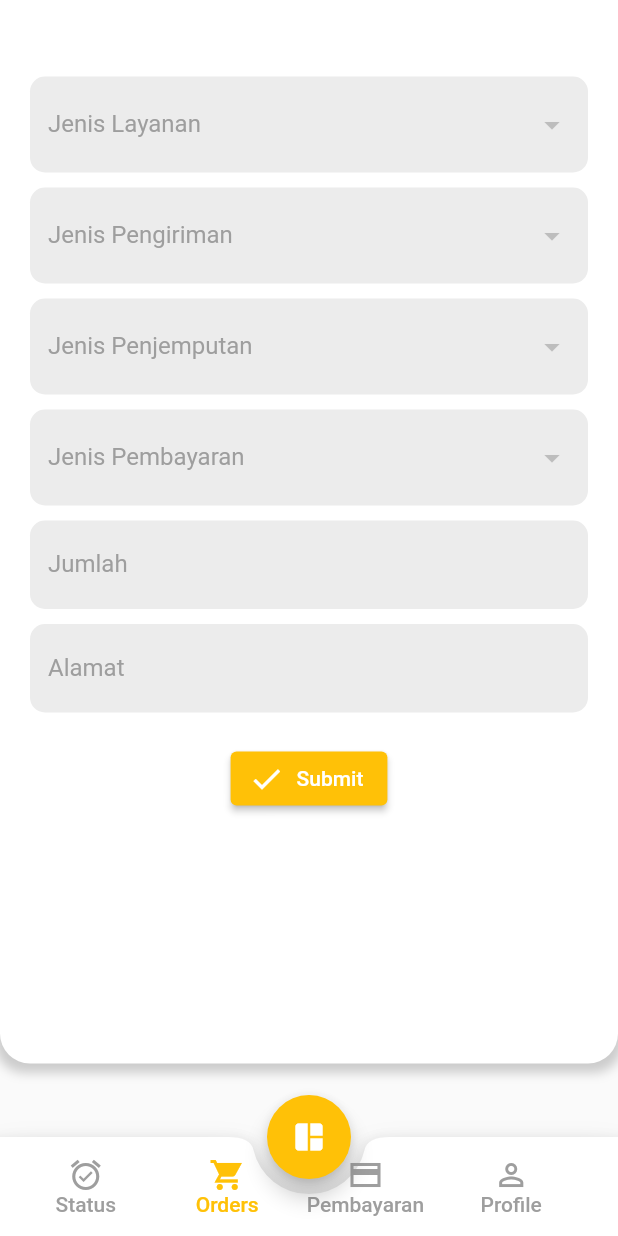
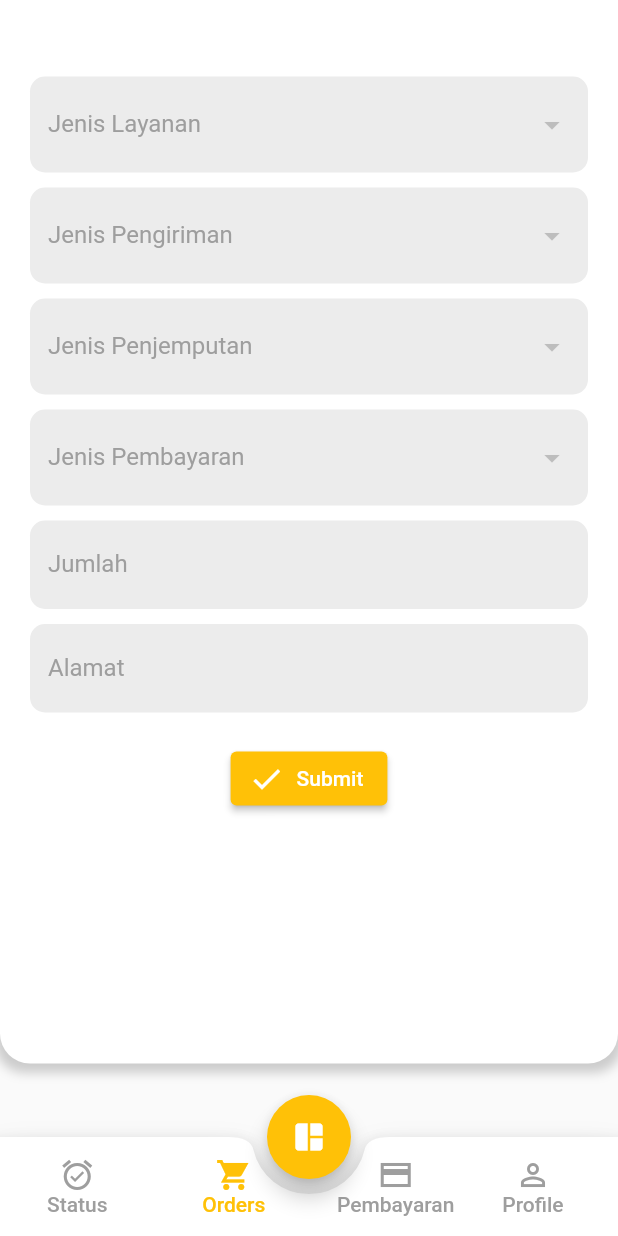
Before and after one commit to refyangigas/tosepatu_mobile, a Flutter app: the bottomnav screen opened directly, item 2 of the bottom bar chosen, scrolled down 433 dp, on a phone screen of 412 x 824 dp. Run offline on Flutter 3.47's test engine with Material 2 defaults, Android fonts, the phone set to English and light mode, and no system bars; our stand-ins replace dio, flutter_svg, fluttertoast, image_picker, shared_preferences; missing offline and left inert: flutter_custom_carousel_slider, onboarding_intro_screen; accounts and stored records are empty; network calls fail.

Commit message:
bottomnav

```diff
--- a/lib/bottomnav.dart
+++ b/lib/bottomnav.dart
@@ -67,7 +67,7 @@ class _bottomnavState extends State<bottomnav> {
                 crossAxisAlignment: CrossAxisAlignment.start,
                 children: [
                   MaterialButton(
-                    minWidth: mediaQuery.size.width / 3.6,
+                    minWidth: mediaQuery.size.width / 4,
                     onPressed: () {
                       setState(() {
                         currentScreen = status();
@@ -91,7 +91,7 @@ class _bottomnavState extends State<bottomnav> {
                     ),
                   ),
                   MaterialButton(
-                    minWidth: mediaQuery.size.width / 6,
+                    minWidth: mediaQuery.size.width / 3.9,
                     onPressed: () {
                       setState(() {
                         currentScreen = ordersPage();
@@ -115,7 +115,7 @@ class _bottomnavState extends State<bottomnav> {
                     ),
                   ),
                   MaterialButton(
-                    minWidth: mediaQuery.size.width / 4.9,
+                    minWidth: mediaQuery.size.width / 6,
                     onPressed: () {
                       setState(() {
                         currentScreen = messages();
@@ -139,7 +139,7 @@ class _bottomnavState extends State<bottomnav> {
                     ),
                   ),
                   MaterialButton(
-                    minWidth: mediaQuery.size.width / 4.9,
+                    minWidth: mediaQuery.size.width / 8,
                     onPressed: () {
                       setState(() {
                         currentScreen = profile();
```
